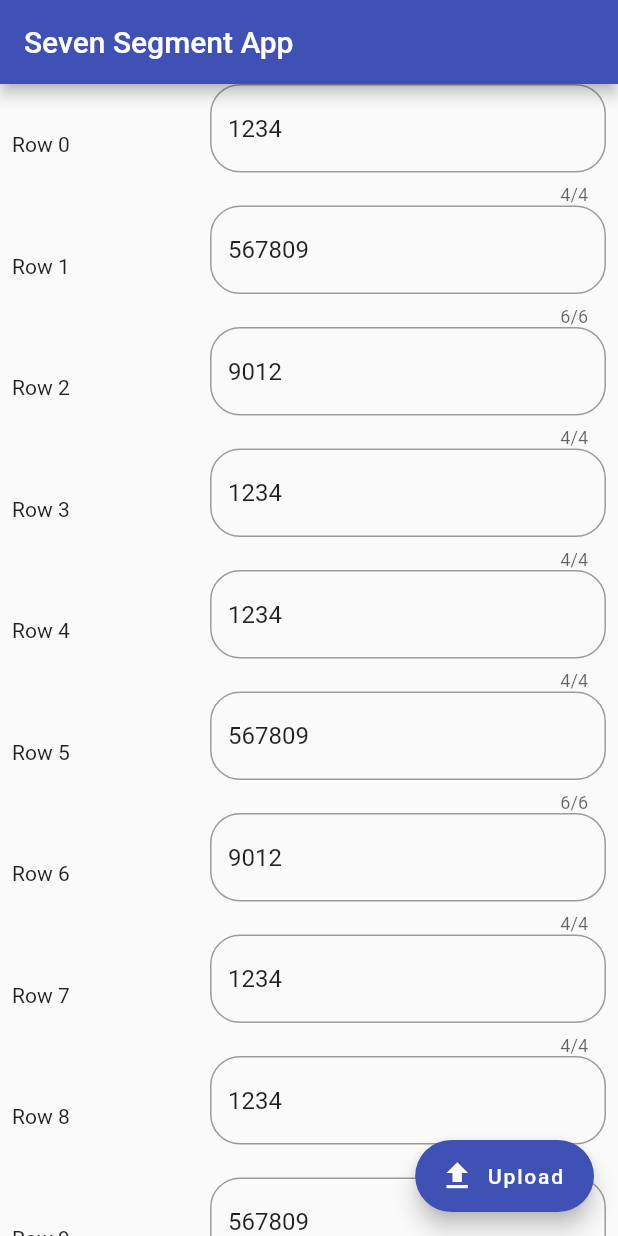
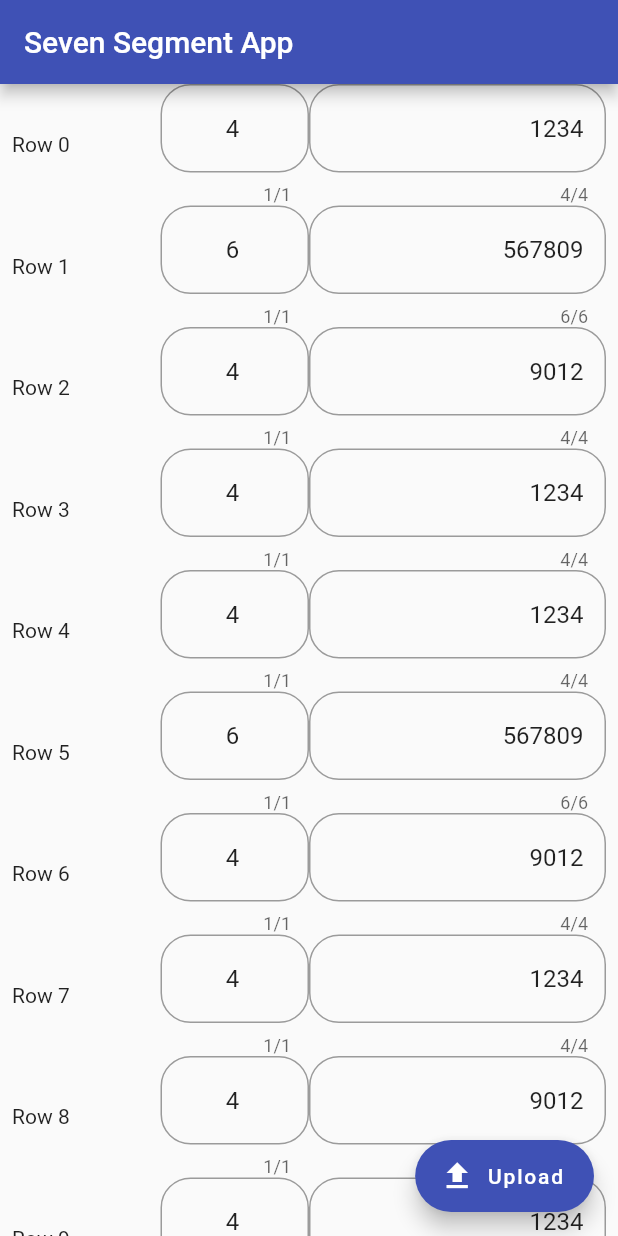
Before and after one commit to landxcape/flutter-learn, a Flutter app: the screen it shows after launch, on a phone screen of 412 x 824 dp. Run offline on Flutter 3.47's test engine with Material 2 defaults, Android fonts, the phone set to English and light mode, and no system bars.

Commit message:
made rows with size logic - start of config part

```diff
--- a/flutter_learn/lib/main.dart
+++ b/flutter_learn/lib/main.dart
@@ -8,7 +8,6 @@ void main() => runApp(MyApp());
 class MyApp extends StatefulWidget {
   @override
   State<StatefulWidget> createState() {
-    // TODO: implement createState
     return _MyAppState();
   }
 }
--- a/seven_segment_app/lib/main.dart
+++ b/seven_segment_app/lib/main.dart
@@ -10,104 +10,99 @@ class MyApp extends StatefulWidget {
 }
 
 class _MyAppState extends State<MyApp> {
+  var _config = [
+    {
+      'totalRows': '4',
+      'loopTime': '6000',
+      'commonCathode': 1,
+    }
+  ];
   var _rowContaints = [
     {
       'rows': [
         {
-          'size': 4,
-          'value': 1234,
+          'size': '4',
+          'value': '1234',
         },
       ],
     },
     {
       'rows': [
         {
-          'size': 6,
-          'value': 567809,
+          'size': '6',
+          'value': '567809',
         },
       ],
     },
     {
       'rows': [
         {
-          'size': 4,
-          'value': 9012,
+          'size': '4',
+          'value': '9012',
         },
       ],
     },
     {
       'rows': [
         {
-          'size': 4,
-          'value': 1234,
+          'size': '4',
+          'value': '1234',
         },
       ],
     },
     {
       'rows': [
         {
-          'size': 4,
-          'value': 1234,
+          'size': '4',
+          'value': '1234',
         },
       ],
     },
     {
       'rows': [
         {
-          'size': 6,
-          'value': 567809,
+          'size': '6',
+          'value': '567809',
         },
       ],
     },
     {
       'rows': [
         {
-          'size': 4,
-          'value': 9012,
+          'size': '4',
+          'value': '9012',
         },
       ],
     },
     {
       'rows': [
         {
-          'size': 4,
-          'value': 1234,
+          'size': '4',
+          'value': '1234',
         },
       ],
     },
     {
       'rows': [
         {
-          'size': 4,
-          'value': 1234,
+          'size': '4',
+          'value': '9012',
         },
       ],
     },
     {
       'rows': [
         {
-          'size': 6,
-          'value': 567809,
-        },
-      ],
-    },
-    {
-      'rows': [
-        {
-          'size': 4,
-          'value': 9012,
-        },
-      ],
-    },
-    {
-      'rows': [
-        {
-          'size': 4,
-          'value': 1234,
+          'size': '4',
+          'value': '1234',
         },
       ],
     },
   ];
+
+  void _rowUpdate(int rowIndex, String key, String updatedValue) {
+    _rowContaints[rowIndex]['rows'][0][key] = updatedValue;
+  }
 
   @override
   Widget build(BuildContext context) {
@@ -118,13 +113,13 @@ class _MyAppState extends State<MyApp> {
           title: Text('Seven Segment App'),
         ),
         body: RowValues(
+          config: _config,
+          rowUpdate: _rowUpdate,
           rowContaints: _rowContaints,
         ),
         floatingActionButton: FloatingActionButton.extended(
           splashColor: Colors.indigo[200],
-          onPressed: () {
-            // Add your onPressed code here!
-          },
+          onPressed: () {},
           label: Text('Upload'),
           icon: Icon(Icons.file_upload),
           backgroundColor: Colors.indigo,
--- a/seven_segment_app/lib/row_value.dart
+++ b/seven_segment_app/lib/row_value.dart
@@ -1,41 +1,68 @@
 import 'package:flutter/material.dart';
 
 class RowValue extends StatefulWidget {
-  final int rowIterate;
-  final int rowSize;
-  final int rowNumber;
+  final Function rowUpdate;
 
-  RowValue({this.rowIterate, this.rowSize, this.rowNumber});
+  final int rowIndex;
+  final String rowSize;
+  final String rowNumber;
+
+  RowValue({
+    this.rowUpdate,
+    this.rowIndex,
+    this.rowSize,
+    this.rowNumber,
+  });
 
   @override
   _RowValueState createState() => _RowValueState(
-      rowIterate: rowIterate, rowSize: rowSize, rowNumber: rowNumber);
+        rowUpdate: rowUpdate,
+        rowIndex: rowIndex,
+        rowSize: rowSize,
+        rowNumber: rowNumber,
+      );
 }
 
 class _RowValueState extends State<RowValue> {
-  final int rowIterate;
-  final int rowSize;
-  final int rowNumber;
-  final TextEditingController myController = new TextEditingController();
+  final Function rowUpdate;
 
-  textListener() {
-    print('text $rowIterate: ${myController.text}');
+  final int rowIndex;
+  String rowSize;
+  String rowNumber;
+
+  final TextEditingController rowNumberController = new TextEditingController();
+  final TextEditingController rowSizeController = new TextEditingController();
+
+  _RowValueState({this.rowUpdate, this.rowIndex, this.rowSize, this.rowNumber});
+
+  rowSizeListener() {
+    rowSize = rowSizeController.text;
+    rowUpdate(rowIndex, 'size', rowSize);
+  }
+
+  rowValueListener() {
+    rowNumber = rowNumberController.text;
+    while (rowNumber.length < int.parse(rowSize)) {
+      rowNumber = '0' + rowNumber;
+    }
+    rowUpdate(rowIndex, 'value', rowNumber);
   }
 
   @override
   void initState() {
     super.initState();
-    myController.addListener(textListener);
-    myController.text = '$rowNumber';
+    rowSizeController.addListener(rowSizeListener);
+    rowSizeController.text = '$rowSize';
+    rowNumberController.addListener(rowValueListener);
+    rowNumberController.text = '$rowNumber';
   }
 
   @override
   void dispose() {
-    myController.dispose();
+    rowNumberController.dispose();
+    rowSizeController.dispose();
     super.dispose();
   }
-
-  _RowValueState({this.rowIterate, this.rowSize, this.rowNumber});
 
   @override
   Widget build(BuildContext context) {
@@ -43,18 +70,34 @@ class _RowValueState extends State<RowValue> {
       mainAxisAlignment: MainAxisAlignment.spaceEvenly,
       children: [
         Expanded(
-          child: Text('Row $rowIterate'),
+          child: Text('Row $rowIndex'),
+        ),
+        Expanded(
+          child: TextField(
+            textAlign: TextAlign.center,
+            controller: rowSizeController,
+            maxLength: 1,
+            maxLengthEnforced: true,
+            keyboardType: TextInputType.number,
+            decoration: InputDecoration(
+              border:
+                  OutlineInputBorder(borderRadius: BorderRadius.circular(20)),
+              hintText: 'Row $rowIndex',
+            ),
+          ),
         ),
         Expanded(
           flex: 2,
           child: TextField(
-            controller: myController,
-            maxLength: rowSize,
+            textAlign: TextAlign.end,
+            controller: rowNumberController,
+            maxLength: int.parse(rowSize),
             maxLengthEnforced: true,
+            keyboardType: TextInputType.number,
             decoration: InputDecoration(
               border:
                   OutlineInputBorder(borderRadius: BorderRadius.circular(20)),
-              hintText: 'Row $rowIterate',
+              hintText: 'Row $rowIndex',
             ),
           ),
         ),
--- a/seven_segment_app/lib/row_values.dart
+++ b/seven_segment_app/lib/row_values.dart
@@ -3,18 +3,30 @@ import 'package:flutter/material.dart';
 import './row_value.dart';
 
 class RowValues extends StatefulWidget {
+  final List<Map<String, Object>> config;
   final List<Map<String, Object>> rowContaints;
+  final Function rowUpdate;
 
-  RowValues({@required this.rowContaints});
+  RowValues({
+    @required this.config,
+    @required this.rowContaints,
+    @required this.rowUpdate,
+  });
 
   @override
-  _RowValuesState createState() => _RowValuesState(rowContaints: rowContaints);
+  _RowValuesState createState() => _RowValuesState(
+        config: config,
+        rowContaints: rowContaints,
+        rowUpdate: rowUpdate,
+      );
 }
 
 class _RowValuesState extends State<RowValues> {
+  List<Map<String, Object>> config;
   final List<Map<String, Object>> rowContaints;
+  final Function rowUpdate;
 
-  _RowValuesState({this.rowContaints});
+  _RowValuesState({this.config, this.rowContaints, this.rowUpdate});
 
   @override
   Widget build(BuildContext context) {
@@ -28,7 +40,8 @@ class _RowValuesState extends State<RowValues> {
               ...(rowContaints[i]['rows'] as List<Map<String, Object>>)
                   .map((rows) {
                 return RowValue(
-                  rowIterate: i,
+                  rowUpdate: rowUpdate,
+                  rowIndex: i,
                   rowSize: rows['size'],
                   rowNumber: rows['value'],
                 );
--- a/seven_segment_app/pubspec.yaml
+++ b/seven_segment_app/pubspec.yaml
@@ -19,6 +19,8 @@ environment:
 dependencies:
   flutter:
     sdk: flutter
+
+  # path_provider:
 
   # The following adds the Cupertino Icons font to your application.
   # Use with the CupertinoIcons class for iOS style icons.
```
